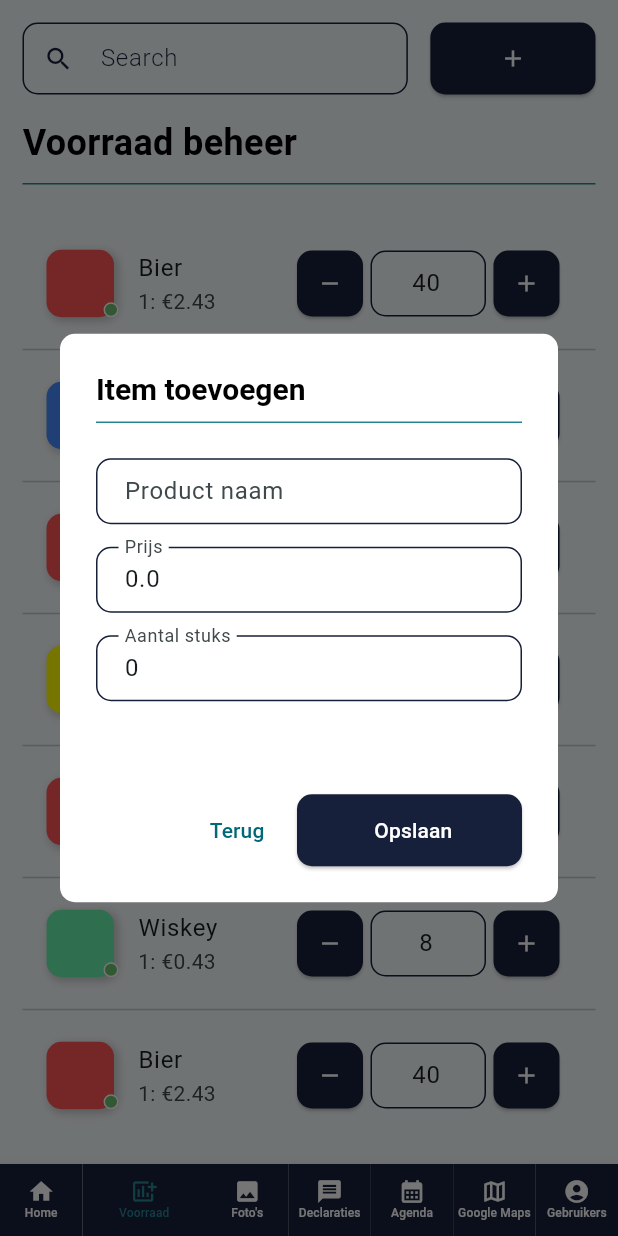
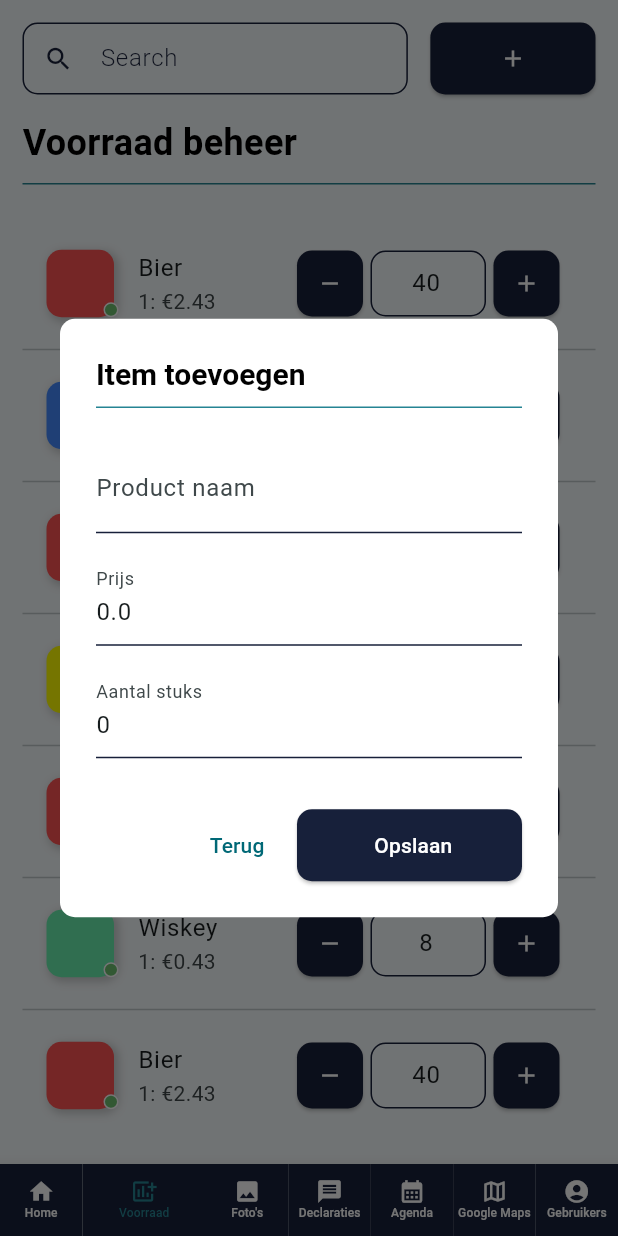
Before and after one commit to ProjectMaasgroep18/ms18-flutter-applicatie, a Flutter app: the Dashboard screen opened directly, item 2 of the bottom bar chosen, after a tap on the "add" icon, on a phone screen of 412 x 824 dp. Run offline on Flutter 3.47's test engine with Material 3 defaults, Android fonts, the phone set to English and light mode, and no system bars; our stand-ins replace rive; network calls fail.

Commit message:
Fixed some consistent use of widgets.

```diff
--- a/lib/Dashboard/dashboard.dart
+++ b/lib/Dashboard/dashboard.dart
@@ -2,6 +2,7 @@ import 'dart:ui';
 
 import 'package:flutter/cupertino.dart';
 import 'package:flutter/material.dart';
+import 'package:ms18_applicatie/Profile/profile.dart';
 import 'package:ms18_applicatie/menu.dart';
 import 'package:rive/rive.dart';
 
@@ -27,12 +28,13 @@ class _OnboardingScreenState extends State<Dashboard> {
     return Scaffold(
         body: Stack(
       children: [
-        Menu(
-          child: SizedBox(
-            height: 86,
-          ),
-          title: Text(
+         Menu(
+          appBarHeight: 70,
+          centerTitle: false,
+          child: const SizedBox(),
+          title: const Text(
             "Dashboard",
+            textAlign: TextAlign.left,
             style: TextStyle(
                 color: Colors.white, fontSize: 24, fontWeight: FontWeight.bold),
           ),
@@ -40,10 +42,16 @@ class _OnboardingScreenState extends State<Dashboard> {
             // profile picture in appbar
             Padding(
               padding: const EdgeInsets.only(right: 16),
-              child: CircleAvatar(
-                radius: 22,
-                backgroundImage: NetworkImage(
-                    "https://avatars.githubusercontent.com/u/55942632?v=4"),
+              child: InkWell(
+                onTap: () {
+                  Navigator.push(context,
+                      MaterialPageRoute(builder: ((context) => Profile())));
+                },
+                child: const CircleAvatar(
+                  radius: 22,
+                  backgroundImage: NetworkImage(
+                      "https://avatars.githubusercontent.com/u/55942632?v=4"),
+                ),
               ),
             ),
           ],
--- a/lib/Stock/widgets.dart
+++ b/lib/Stock/widgets.dart
@@ -54,23 +54,26 @@ Future<void> addItemsDialog(
           ),
           content: Container(
               width: double.maxFinite,
-              height: 200,
+              height: 220,
               color: Colors.white,
               child: Column(
                 children: [
                   InputField(
                     controller: nameController,
                     labelText: 'Product naam',
+                    isUnderlineBorder: true,
                   ),
                   const PaddingSpacing(),
                   InputField(
                     controller: priceController,
                     labelText: 'Prijs',
+                    isUnderlineBorder: true,
                   ),
                   const PaddingSpacing(),
                   InputField(
                     controller: countController,
                     labelText: 'Aantal stuks',
+                    isUnderlineBorder: true,
                   ),
                 ],
               )),
--- a/lib/Widgets/inputFields.dart
+++ b/lib/Widgets/inputFields.dart
@@ -7,6 +7,7 @@ class InputField extends StatelessWidget {
   final String? labelText;
   final TextAlign? textAlign;
   final bool isUnderlineBorder;
+  final bool isPassword;
 
   final TextEditingController? controller;
   const InputField({
@@ -17,16 +18,18 @@ class InputField extends StatelessWidget {
     this.controller,
     this.textAlign,
     this.isUnderlineBorder = false,
+    this.isPassword = false,
   });
 
   @override
   Widget build(BuildContext context) {
     return TextField(
       controller: controller,
+      obscureText: isPassword,
       textAlign: textAlign ?? TextAlign.start,
       decoration: InputDecoration(
-        contentPadding:
-            const EdgeInsets.symmetric(vertical: 10, horizontal: 15),
+        contentPadding: EdgeInsets.symmetric(
+            vertical: 10, horizontal: isUnderlineBorder ? 0 : 15),
         isDense: true,
         hintText: hintText,
         labelText: labelText,
--- a/lib/main.dart
+++ b/lib/main.dart
@@ -20,9 +20,7 @@ class Maasgroep18App extends StatelessWidget {
         colorScheme: ColorScheme.fromSeed(seedColor: secondColor),
         useMaterial3: true,
       ),
-      home: Menu(
-        child: const OnboardingScreen(),
-      ),
+      home: const OnboardingScreen(),
     );
   }
 }
--- a/lib/menu.dart
+++ b/lib/menu.dart
@@ -19,6 +19,9 @@ class Menu extends StatelessWidget {
   final Widget child;
   final Widget? title;
   final List<Widget>? actions;
+  final double appBarHeight;
+  final bool centerTitle;
+
   //fil the list of custom InputField classes
   final List<menuItem.MenuItem> menuItems = [
     menuItem.MenuItem(
@@ -56,11 +59,17 @@ class Menu extends StatelessWidget {
     menuItem.MenuItem(
       text: 'Gebruikers',
       icon: Icons.account_circle,
-      page: MaterialPageRoute(builder: (context) => Profile()),
+      page: MaterialPageRoute(builder: (context) => const UserList()),
     ),
   ];
 
-  Menu({required this.child, this.title, this.actions});
+  Menu({
+    required this.child,
+    this.title,
+    this.actions,
+    this.appBarHeight = kToolbarHeight,
+    this.centerTitle = true,
+  });
 
   //get and put the menu items from the list to the widgets for non mobile
   List<Widget> getMenuItems(BuildContext context) {
@@ -71,7 +80,7 @@ class Menu extends StatelessWidget {
     if (screenWidth > tabletWidth) {
       items.add(
         Padding(
-          padding: EdgeInsets.symmetric(vertical: 20),
+          padding: const EdgeInsets.symmetric(vertical: 20),
           child: Image.asset(
             "",
             height: 60,
@@ -98,7 +107,7 @@ class Menu extends StatelessWidget {
     } else if (screenWidth > mobileWidth) {
       items.add(
         Padding(
-          padding: EdgeInsets.symmetric(vertical: 20),
+          padding: const EdgeInsets.symmetric(vertical: 20),
           child: Image.asset(
             "",
             height: 30,
@@ -168,7 +177,7 @@ class Menu extends StatelessWidget {
             )
           : (title != null
               ? AppBar(
-                  centerTitle: true,
+                  centerTitle: centerTitle,
                   shadowColor: mainColor,
                   shape: const RoundedRectangleBorder(
                     borderRadius: BorderRadius.vertical(
@@ -179,6 +188,7 @@ class Menu extends StatelessWidget {
                   title: title,
                   elevation: 2,
                   actions: actions,
+                  toolbarHeight: appBarHeight,
                 )
               : null),
       bottomNavigationBar: MediaQuery.of(context).size.width > mobileWidth
```
Also changed, not shown: lib/Login/screens/components/components/animated_btn.dart (deleted, +0 -54 lines), lib/Login/screens/components/components/custom_sign_in.dart (+16 -67 lines), lib/Login/screens/components/components/sign_in_form.dart (+30 -71 lines), lib/Login/screens/components/onboding_screen.dart (+12 -15 lines).
